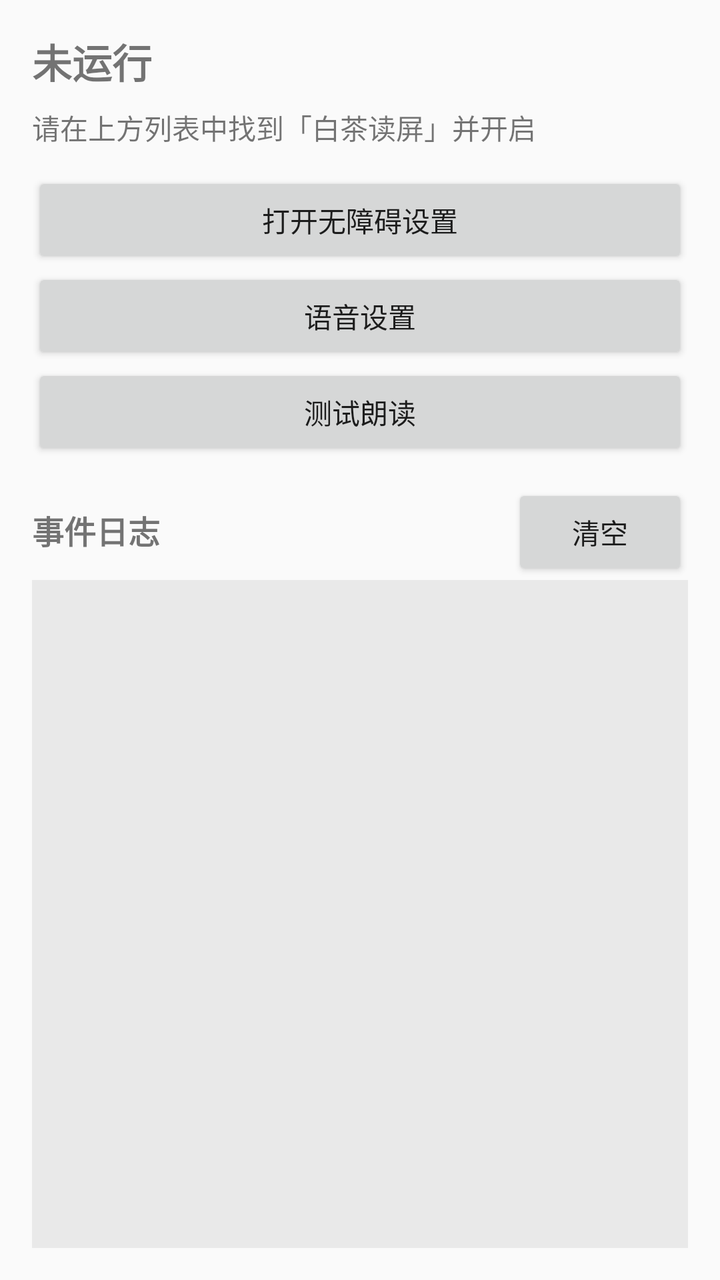
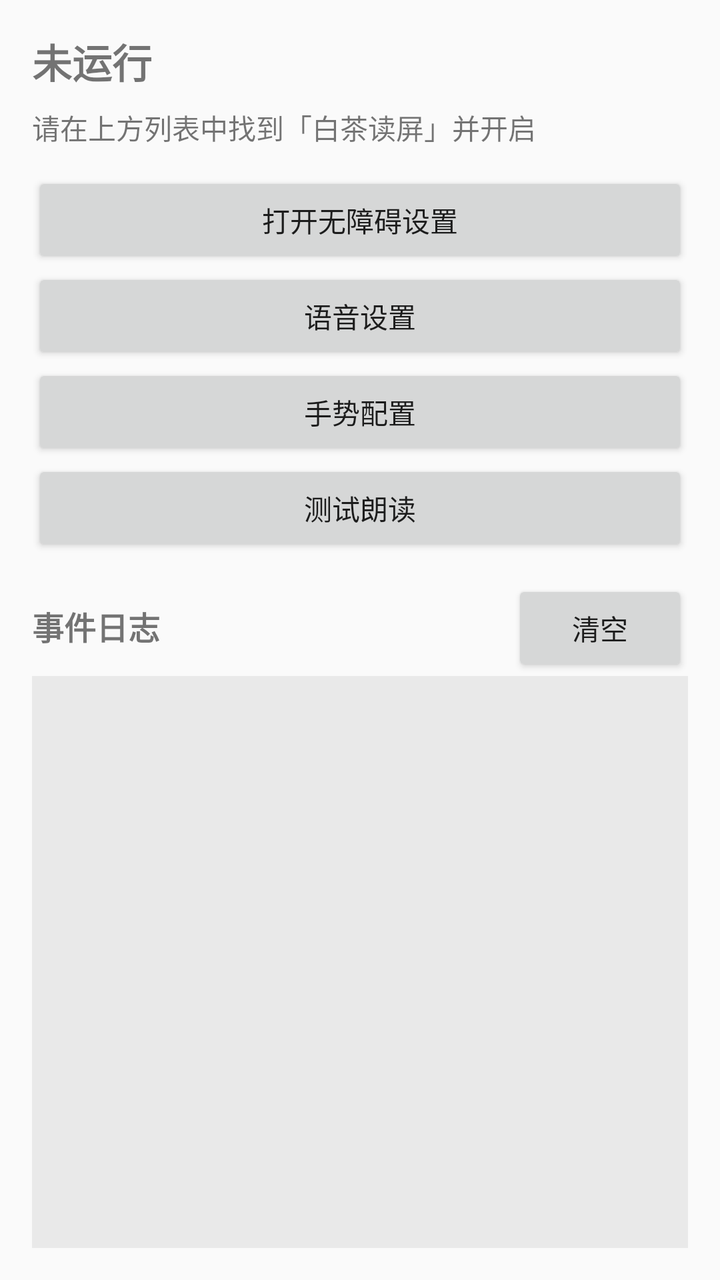

Two renders of the same Android screen: before a commit and after it. Below are the layout's source before the change and the commit's diff.
<!-- AndroidManifest.xml: application theme Theme.BaiChaReader -->
<!-- res/layout/activity_main.xml -->
<?xml version="1.0" encoding="utf-8"?>
<LinearLayout xmlns:android="http://schemas.android.com/apk/res/android"
    android:layout_width="match_parent"
    android:layout_height="match_parent"
    android:orientation="vertical"
    android:padding="16dp">

    <TextView
        android:id="@+id/tvStatus"
        android:layout_width="match_parent"
        android:layout_height="wrap_content"
        android:textSize="20sp"
        android:textStyle="bold"
        android:paddingBottom="8dp"
        android:text="@string/status_stopped" />

    <TextView
        android:id="@+id/tvHint"
        android:layout_width="match_parent"
        android:layout_height="wrap_content"
        android:textSize="14sp"
        android:paddingBottom="12dp"
        android:text="@string/hint_enable" />

    <Button
        android:id="@+id/btnSettings"
        android:layout_width="match_parent"
        android:layout_height="wrap_content"
        android:text="@string/btn_open_settings" />

    <Button
        android:id="@+id/btnTtsSettings"
        android:layout_width="match_parent"
        android:layout_height="wrap_content"
        android:text="@string/btn_tts_settings" />

    <Button
        android:id="@+id/btnTest"
        android:layout_width="match_parent"
        android:layout_height="wrap_content"
        android:text="测试朗读" />

    <LinearLayout
        android:layout_width="match_parent"
        android:layout_height="wrap_content"
        android:orientation="horizontal"
        android:paddingTop="12dp">

        <TextView
            android:id="@+id/tvLogTitle"
            android:layout_width="0dp"
            android:layout_weight="1"
            android:layout_height="wrap_content"
            android:textSize="16sp"
            android:textStyle="bold"
            android:text="@string/log_title" />

        <Button
            android:id="@+id/btnClear"
            android:layout_width="wrap_content"
            android:layout_height="wrap_content"
            android:text="@string/btn_clear_log" />
    </LinearLayout>

    <ScrollView
        android:id="@+id/scrollLog"
        android:layout_width="match_parent"
        android:layout_height="0dp"
        android:layout_weight="1"
        android:background="#11000000"
        android:padding="8dp">

        <TextView
            android:id="@+id/tvLog"
            android:layout_width="match_parent"
            android:layout_height="wrap_content"
            android:textSize="12sp"
            android:fontFamily="monospace"
            android:textIsSelectable="true" />
    </ScrollView>

</LinearLayout>
<!-- resources referenced by this layout -->
<resources>
  <string name="btn_clear_log">清空</string>
  <string name="btn_open_settings">打开无障碍设置</string>
  <string name="btn_tts_settings">语音设置</string>
  <string name="hint_enable">请在上方列表中找到「白茶读屏」并开启</string>
  <string name="log_title">事件日志</string>
  <string name="status_stopped">未运行</string>
  <style name="Theme.BaiChaReader" parent="Theme.AppCompat.DayNight.NoActionBar">
          <item name="colorPrimary">#FF1A73E8</item>
          <item name="colorPrimaryDark">#FF174EA6</item>
          <item name="colorAccent">#FF1A73E8</item>
      </style>
</resources>

<!-- the commit's change to res/layout/activity_main.xml (unified diff, before → after) -->
@@ -33,6 +33,13 @@
         android:layout_width="match_parent"
         android:layout_height="wrap_content"
         android:text="@string/btn_tts_settings" />
+
+    <Button
+        android:id="@+id/btnGestureSettings"
+        android:layout_width="match_parent"
+        android:layout_height="48dp"
+        android:minHeight="48dp"
+        android:text="@string/gesture_settings_title" />
 
     <Button
         android:id="@+id/btnTest"
<!-- resource entries referenced after the edit -->
@@ -3,6 +3,7 @@
   <string name="btn_clear_log">清空</string>
   <string name="btn_open_settings">打开无障碍设置</string>
   <string name="btn_tts_settings">语音设置</string>
+  <string name="gesture_settings_title">手势配置</string>
   <string name="hint_enable">请在上方列表中找到「白茶读屏」并开启</string>
   <string name="log_title">事件日志</string>
   <string name="status_stopped">未运行</string>
